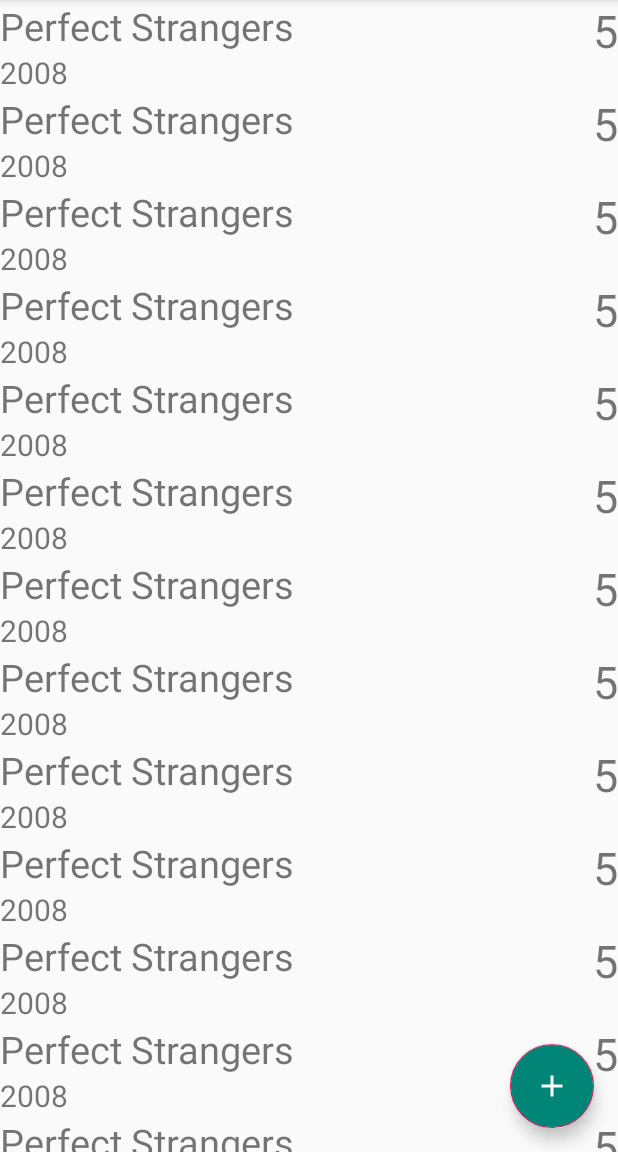
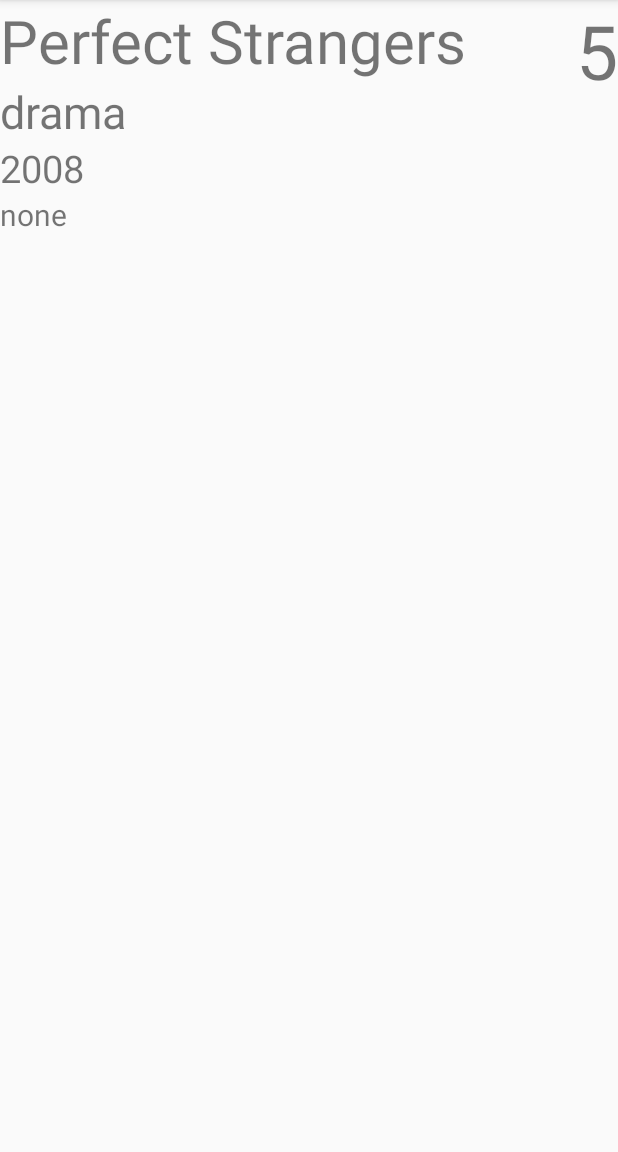
Before and after one commit to badwolf4/Books_Films_list, an Android app: the fragment FilmsFragment placed in its activity, after a tap on "Perfect Strangers", on a phone screen of 412 x 824 dp, the part 84-1236 px from its top. Run offline under Robolectric (Android 15) with nearby library versions, the phone set to English and light mode, and no system bars.

Commit message:
adding detailed view for film list elements

```diff
--- a/app/src/main/java/com/gohool/booksfilmslist/Comunicator.kt
+++ b/app/src/main/java/com/gohool/booksfilmslist/Comunicator.kt
@@ -1,9 +1,11 @@
 package com.gohool.booksfilmslist
 
 import com.gohool.booksfilmslist.classes.Book
+import com.gohool.booksfilmslist.classes.Film
 
 public interface Comunicator {
     fun nextFragment(id :Int)
     fun nextDetailedBookItemFragment(book : Book)
+    fun nextDetailedFilmItemFragment(film : Film)
 
 }
--- a/app/src/main/java/com/gohool/booksfilmslist/activities/MainActivity.kt
+++ b/app/src/main/java/com/gohool/booksfilmslist/activities/MainActivity.kt
@@ -6,10 +6,8 @@ import android.widget.Toast
 import com.gohool.booksfilmslist.Comunicator
 import com.gohool.booksfilmslist.R
 import com.gohool.booksfilmslist.classes.Book
-import com.gohool.booksfilmslist.fragments.BookItemDetailedFragment
-import com.gohool.booksfilmslist.fragments.BooksFragmet
-import com.gohool.booksfilmslist.fragments.FilmsFragment
-import com.gohool.booksfilmslist.fragments.StartFragment
+import com.gohool.booksfilmslist.classes.Film
+import com.gohool.booksfilmslist.fragments.*
 
 class MainActivity : AppCompatActivity(), Comunicator {
 
@@ -62,7 +60,7 @@ class MainActivity : AppCompatActivity(), Comunicator {
 
     override fun nextDetailedBookItemFragment(book: Book) {
         val transaction = manager.beginTransaction()
-        val fragmet = BookItemDetailedFragment()
+        val fragment = BookItemDetailedFragment()
         val bundle = Bundle()
 
         bundle.putString("tittle", book.tittle)
@@ -71,9 +69,27 @@ class MainActivity : AppCompatActivity(), Comunicator {
         bundle.putString("type",book.type)
         bundle.putInt("priority",book.priority)
 
-        fragmet.arguments = bundle
+        fragment.arguments = bundle
         //fragmet.onBookSet("Harry Potter")
-        transaction.replace(R.id.main_fragment, fragmet)
+        transaction.replace(R.id.main_fragment, fragment)
+        transaction.addToBackStack(null)
+        transaction.commit()
+
+    }
+
+    override fun nextDetailedFilmItemFragment(film: Film) {
+        val transaction = manager.beginTransaction()
+        val fragment = FilmDetailed()
+        val bundle = Bundle()
+
+        bundle.putString("tittle", film.tittle)
+        bundle.putInt("year", film.year)
+        bundle.putInt("priority", film.priority)
+        bundle.putString("type", film.type)
+        bundle.putString("description", film.descriptiont)
+
+        fragment.arguments = bundle
+        transaction.replace(R.id.main_fragment, fragment)
         transaction.addToBackStack(null)
         transaction.commit()
 
--- /dev/null
+++ b/app/src/main/java/com/gohool/booksfilmslist/fragments/FilmDetailed.kt
@@ -0,0 +1,44 @@
+package com.gohool.booksfilmslist.fragments
+
+import android.os.Bundle
+import androidx.fragment.app.Fragment
+import android.view.LayoutInflater
+import android.view.View
+import android.view.ViewGroup
+import android.widget.TextView
+import android.widget.Toast
+
+import com.gohool.booksfilmslist.R
+
+/**
+ * A simple [Fragment] subclass.
+ */
+class FilmDetailed : Fragment() {
+
+    override fun onCreateView(
+        inflater: LayoutInflater, container: ViewGroup?,
+        savedInstanceState: Bundle?
+    ): View? {
+        val view : View = inflater.inflate(R.layout.fragment_film_detailed, container, false)
+        var tittle = arguments?.getString("tittle")
+        var type = arguments?.getString("type")
+        var year = arguments?.getInt("year")
+        var description = arguments?.getString("description")
+        var priority = arguments?.getInt("priority")
+
+        val filmTittle = view.findViewById<TextView>(R.id.tittle_detailed)
+        val filmYear = view.findViewById<TextView>(R.id.year_detailed)
+        val filmType = view.findViewById<TextView>(R.id.type_detailed)
+        val filmDescription = view.findViewById<TextView>(R.id.description_detailed)
+        val filmPriority = view.findViewById<TextView>(R.id.priority_detailed)
+
+        filmTittle.setText(tittle)
+        filmYear.setText(year.toString())
+        filmType.setText(type)
+        filmDescription.setText(description)
+        filmPriority.setText(priority.toString())
+        Toast.makeText(context, tittle, Toast.LENGTH_SHORT).show()
+        return view
+    }
+
+}
--- a/app/src/main/java/com/gohool/booksfilmslist/fragments/FilmsFragment.kt
+++ b/app/src/main/java/com/gohool/booksfilmslist/fragments/FilmsFragment.kt
@@ -8,6 +8,7 @@ import android.view.View
 import android.view.ViewGroup
 import android.widget.Toast
 import androidx.recyclerview.widget.LinearLayoutManager
+import com.gohool.booksfilmslist.Comunicator
 import com.gohool.booksfilmslist.R
 import com.gohool.booksfilmslist.adapters.FilmsAdapter
 import com.gohool.booksfilmslist.adapters.onFilmItemClickListener
@@ -15,7 +16,7 @@ import com.gohool.booksfilmslist.classes.Film
 import kotlinx.android.synthetic.main.films_fragment.*
 
 
-class FilmsFragment : Fragment(), onFilmItemClickListener {
+class FilmsFragment :  onFilmItemClickListener, Fragment() {
 
     val films = listOf(
         Film("Perfect Strangers", "drama", 2008, 5,"none"),
@@ -36,6 +37,8 @@ class FilmsFragment : Fragment(), onFilmItemClickListener {
 
     )
 
+    lateinit var comunicator: Comunicator
+
     override fun onCreate(savedInstanceState: Bundle?) {
         super.onCreate(savedInstanceState)
         retainInstance = true
@@ -45,7 +48,9 @@ class FilmsFragment : Fragment(), onFilmItemClickListener {
         inflater: LayoutInflater, container: ViewGroup?,
         savedInstanceState: Bundle?
     ): View? {
-        return inflater.inflate(R.layout.films_fragment, container, false)
+        val view: View = inflater.inflate(R.layout.films_fragment, container, false)
+        comunicator = activity as Comunicator
+        return view
     }
 
     override fun onViewCreated(view: View, savedInstanceState: Bundle?) {
@@ -58,11 +63,13 @@ class FilmsFragment : Fragment(), onFilmItemClickListener {
     }
 
     companion object {
-        fun newInstance() = FilmsFragment()
+        fun newInstance() : FilmsFragment =
+            FilmsFragment()
     }
 
     override fun onItemClick(item: Film, position: Int) {
         Toast.makeText(context, item.tittle, Toast.LENGTH_LONG).show()
+        comunicator.nextDetailedFilmItemFragment(item)
     }
 
 }
--- /dev/null
+++ b/app/src/main/res/layout/fragment_film_detailed.xml
@@ -0,0 +1,60 @@
+<?xml version="1.0" encoding="utf-8"?>
+<LinearLayout xmlns:android="http://schemas.android.com/apk/res/android"
+    xmlns:tools="http://schemas.android.com/tools"
+    android:layout_width="match_parent"
+    android:layout_height="match_parent"
+    android:orientation="vertical"
+    tools:context=".fragments.FilmDetailed">
+
+    <LinearLayout
+        android:layout_width="match_parent"
+        android:layout_height="wrap_content"
+        android:orientation="horizontal">
+
+        <LinearLayout
+            android:layout_width="wrap_content"
+            android:layout_height="wrap_content"
+            android:orientation="vertical">
+
+            <TextView
+                android:id="@+id/tittle_detailed"
+                android:text="tittle"
+                android:textSize="40sp"
+                android:layout_width="wrap_content"
+                android:layout_height="wrap_content"
+                />
+            <TextView
+                android:id="@+id/type_detailed"
+                android:layout_width="wrap_content"
+                android:layout_height="wrap_content"
+                android:text="Type"
+                android:textSize="30sp"
+                />
+            <TextView
+                android:id="@+id/year_detailed"
+                android:layout_width="wrap_content"
+                android:layout_height="wrap_content"
+                android:text="Year"
+                android:textSize="25sp"
+                />
+        </LinearLayout>
+        <TextView
+            android:id="@+id/priority_detailed"
+            android:layout_width="wrap_content"
+            android:layout_height="wrap_content"
+            android:text="5"
+            android:textSize="50sp"
+            android:gravity="right"
+            android:layout_weight="1"
+
+            />
+    </LinearLayout>
+
+    <TextView
+        android:id="@+id/description_detailed"
+        android:layout_width="wrap_content"
+        android:layout_height="wrap_content"
+        android:text="Description"
+        android:textSize="20sp"
+        />
+</LinearLayout>
```
